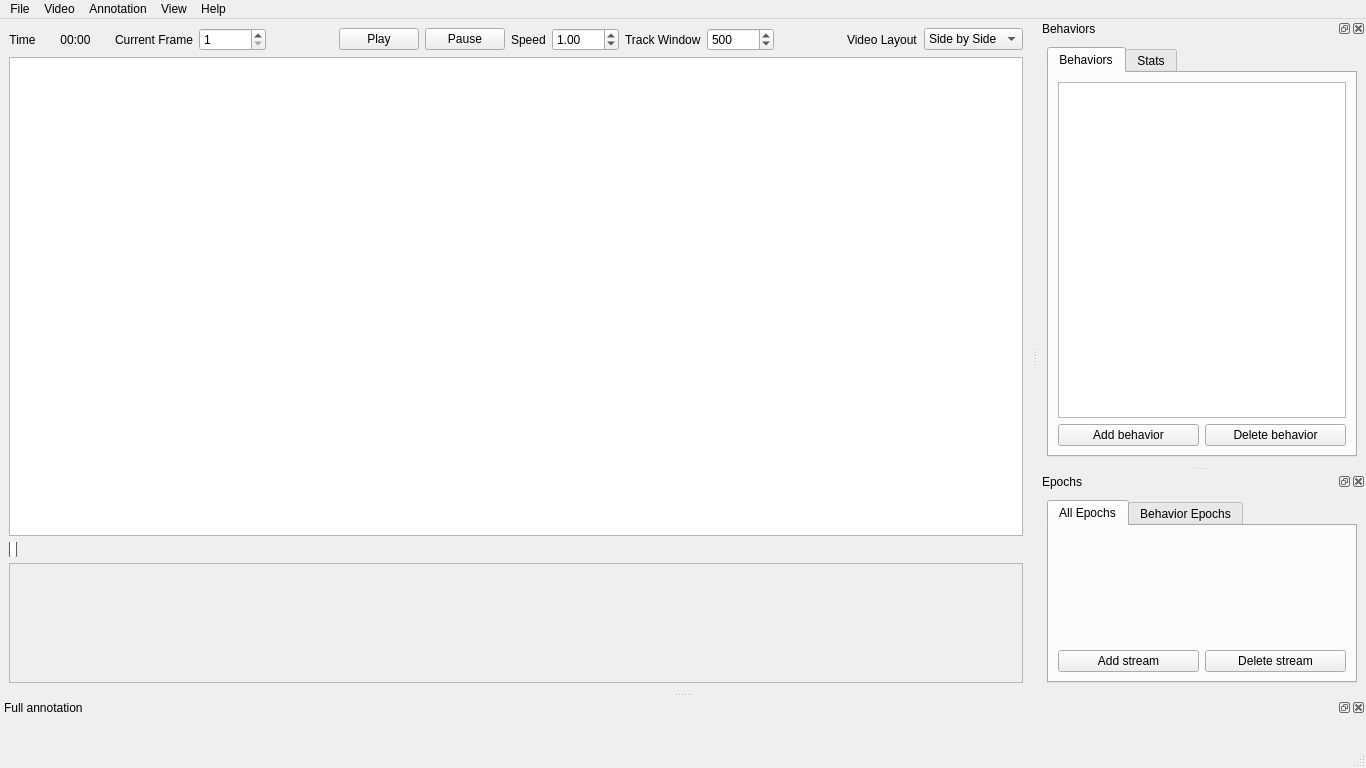
The window that main-window.ui (hsingchien/Bannotator) describes before a commit, drawn with Qt 5.
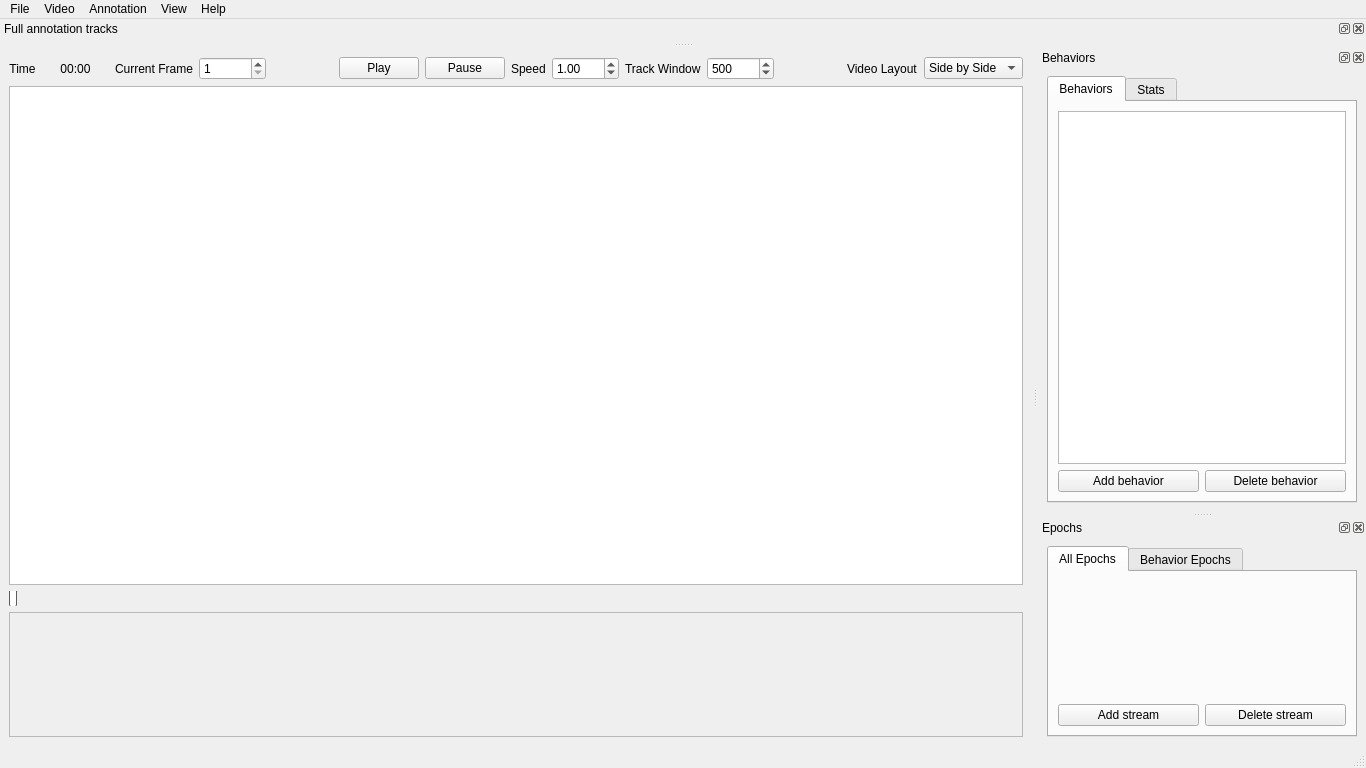
The same window after the commit. Custom widgets are drawn as their Qt base class.

Commit message: reorganized full track

```diff
--- a/main-window.ui
+++ b/main-window.ui
@@ -513,32 +513,26 @@
    </widget>
   </widget>
   <widget class="DockWidget" name="tracks_dock">
-   <property name="enabled">
-    <bool>true</bool>
-   </property>
-   <property name="minimumSize">
-    <size>
-     <width>82</width>
-     <height>48</height>
-    </size>
-   </property>
-   <property name="floating">
-    <bool>true</bool>
-   </property>
-   <property name="features">
-    <set>QDockWidget::DockWidgetClosable|QDockWidget::DockWidgetFloatable</set>
-   </property>
    <property name="allowedAreas">
     <set>Qt::NoDockWidgetArea</set>
    </property>
    <property name="windowTitle">
-    <string>Full annotation</string>
+    <string>Full annotation tracks</string>
    </property>
    <attribute name="dockWidgetArea">
-    <number>8</number>
+    <number>4</number>
    </attribute>
-   <widget class="QWidget" name="dockWidgetContents_3">
-    <layout class="QHBoxLayout" name="horizontalLayout_3">
+   <widget class="QWidget" name="dockWidgetContents_4">
+    <layout class="QHBoxLayout" name="horizontalLayout_5">
+     <property name="spacing">
+      <number>3</number>
+     </property>
+     <property name="topMargin">
+      <number>2</number>
+     </property>
+     <property name="bottomMargin">
+      <number>2</number>
+     </property>
      <item>
       <layout class="QVBoxLayout" name="full_tracks_layout"/>
      </item>
```
Left out of the diff: 4 changed lines with no effect on the pictures. The commit also changes 9 other files.
